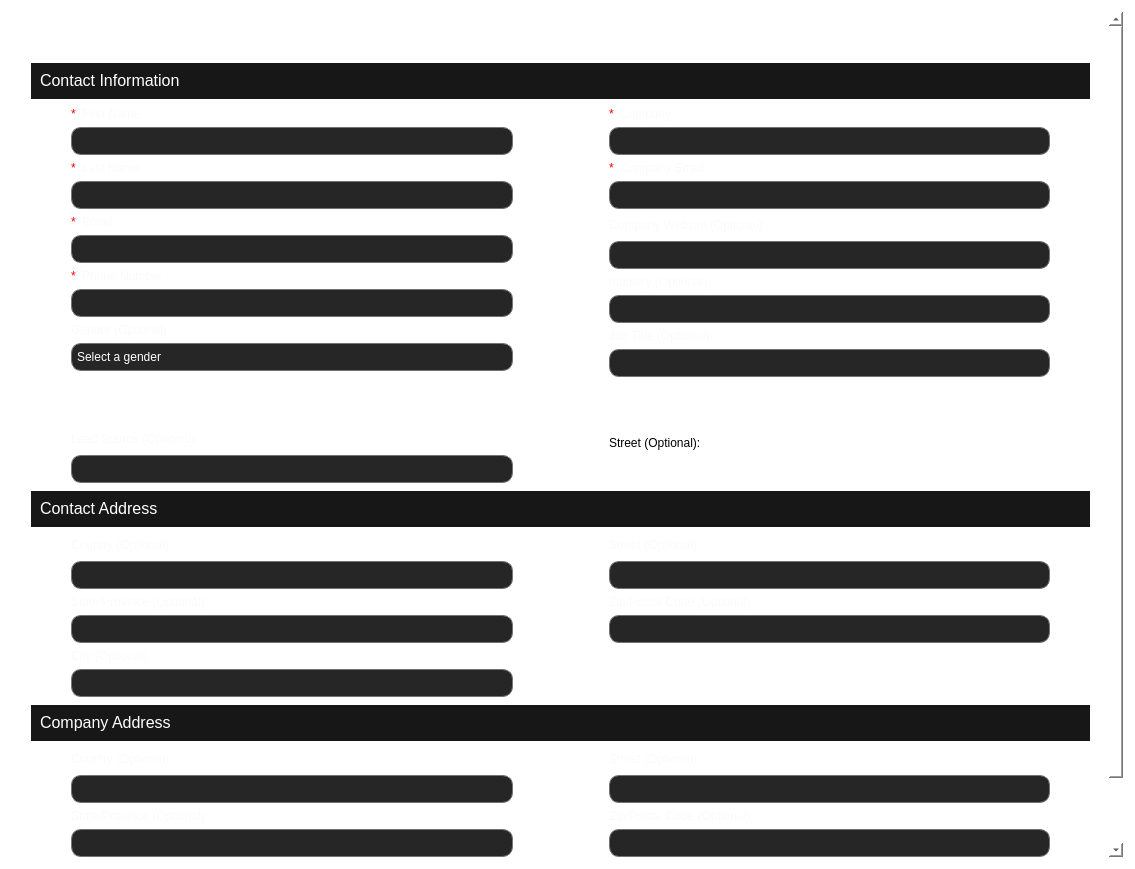
Before: the Qt Designer form CRM/views/ui/contacts_update.ui in ImGaby123/SalesOptimizer-CRM, drawn with Qt 5.
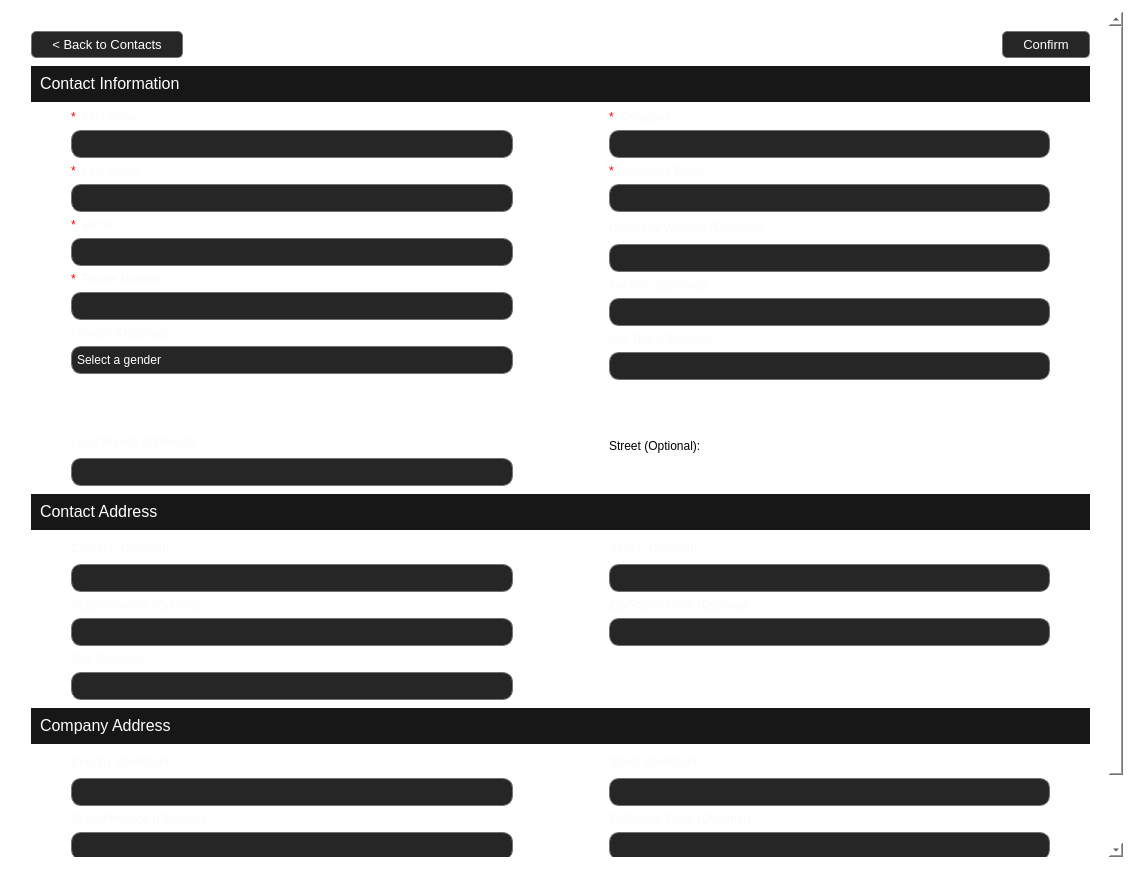
After: the same form once the commit is applied. Icons and pictures are not drawn.

Commit message: set all buttons to pointer; fixed all ui mostly leads_profile; added functions to leads_profile to be interactive

```diff
--- a/CRM/views/ui/contacts_update.ui
+++ b/CRM/views/ui/contacts_update.ui
@@ -50,7 +50,7 @@
         <x>0</x>
         <y>0</y>
         <width>1094</width>
-        <height>1186</height>
+        <height>1187</height>
        </rect>
       </property>
       <property name="sizePolicy">
@@ -1749,19 +1749,31 @@
               <property name="font">
                <font>
                 <family>Segoe UI</family>
-                <pointsize>15</pointsize>
+                <pointsize>10</pointsize>
                 <italic>false</italic>
-                <fontweight>Black</fontweight>
+                <bold>false</bold>
                </font>
               </property>
               <property name="styleSheet">
                <string notr="true">QPushButton {
-    border: none;          /* Removes the button border */
-    background: transparent; /* Makes it blend with the background */
-    color: white;          /* Matches QLabel text color */
-    text-align: left;      /* Aligns text like a QLabel (optional) */
-    padding: 0px;          /* Removes extra spacing */
-font: 900 15pt &quot;Segoe UI&quot;;
+    background-color: #262626;
+    border: 1px solid #737373;
+    color: white;
+    border-radius: 5px;
+    padding: 5px;
+    font: 10pt &quot;Segoe UI&quot;;
+    text-align: center;
+	padding-left: 20px;
+    padding-right: 20px;
+}
+
+QPushButton:hover {
+    background-color: rgb(200, 200, 200);  /* Darker gray on hover */
+    color: rgb(0, 0, 0);
+}
+
+QPushButton:pressed {
+    background-color: rgb(180, 180, 180);  /* Darker gray on press */
 }
 </string>
               </property>
@@ -1802,9 +1814,9 @@
               <property name="font">
                <font>
                 <family>Segoe UI</family>
-                <pointsize>15</pointsize>
+                <pointsize>10</pointsize>
                 <italic>false</italic>
-                <fontweight>Black</fontweight>
+                <bold>false</bold>
                </font>
               </property>
               <property name="cursor">
@@ -1812,12 +1824,24 @@
               </property>
               <property name="styleSheet">
                <string notr="true">QPushButton {
-    border: none;          /* Removes the button border */
-    background: transparent; /* Makes it blend with the background */
-    color: white;          /* Matches QLabel text color */
-    text-align: left;      /* Aligns text like a QLabel (optional) */
-    padding: 0px;          /* Removes extra spacing */
-font: 900 15pt &quot;Segoe UI&quot;;
+    background-color: #262626;
+    border: 1px solid #737373;
+    color: white;
+    border-radius: 5px;
+    padding: 5px;
+    font: 10pt &quot;Segoe UI&quot;;
+    text-align: center;
+	padding-left: 20px;
+    padding-right: 20px;
+}
+
+QPushButton:hover {
+    background-color: rgb(200, 200, 200);  /* Darker gray on hover */
+    color: rgb(0, 0, 0);
+}
+
+QPushButton:pressed {
+    background-color: rgb(180, 180, 180);  /* Darker gray on press */
 }
 </string>
               </property>
```
The commit also changes 28 other files.
